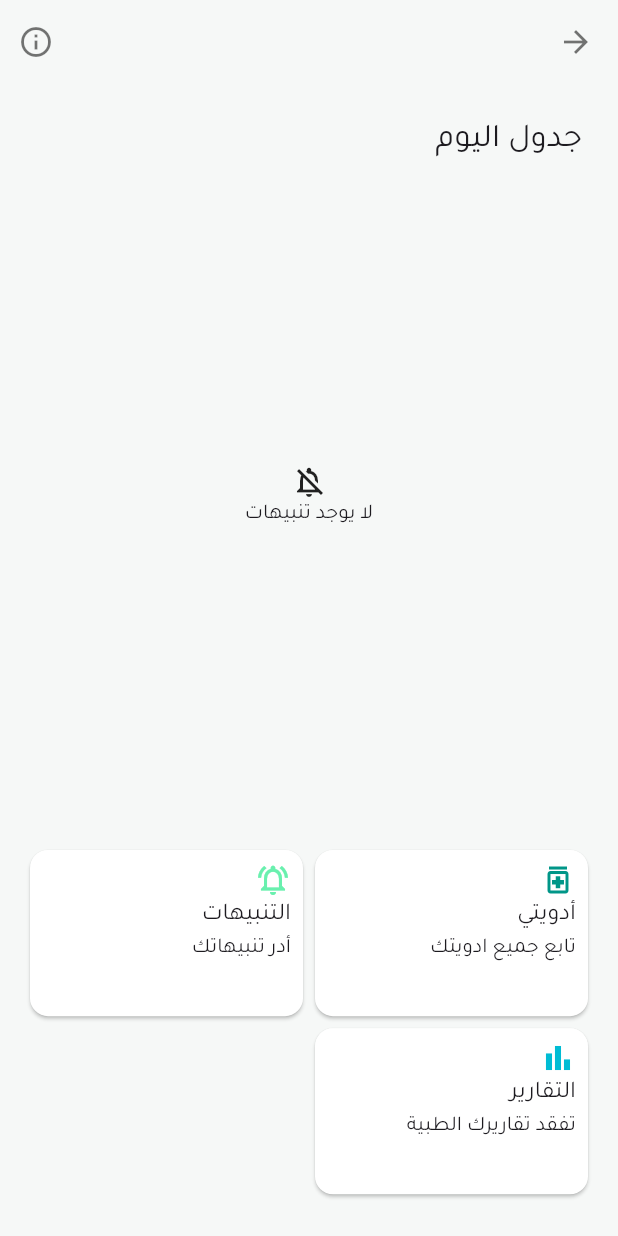
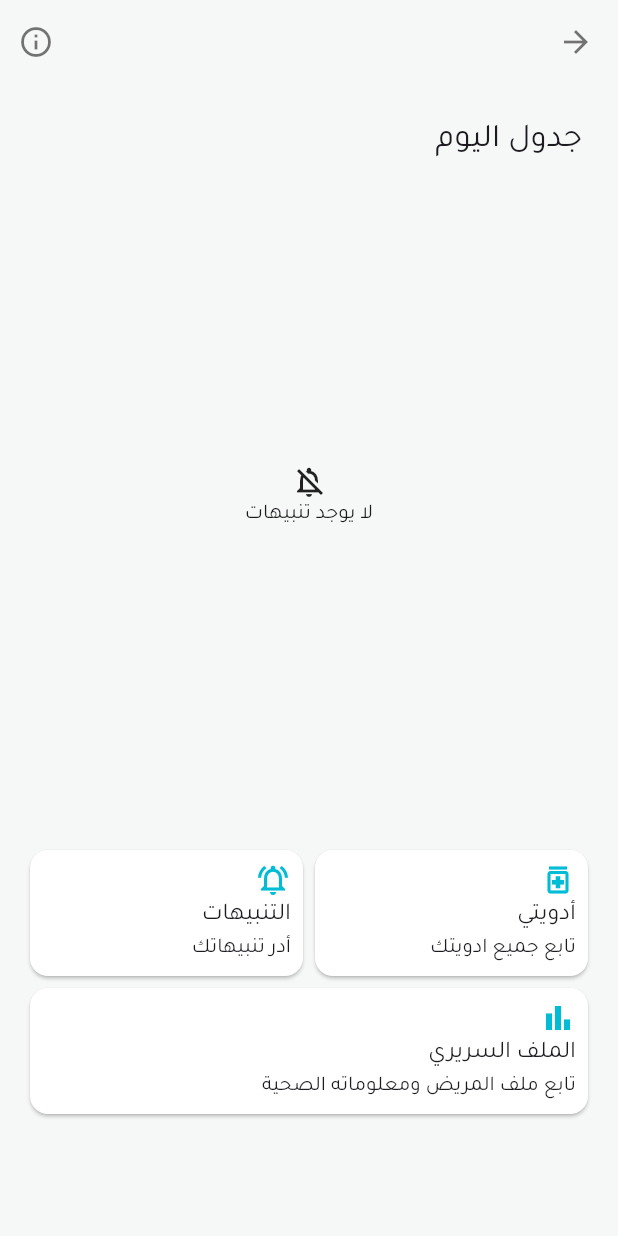
Before and after one commit to anas-iyad-agha/capsule, a Flutter app: the MainScreen screen opened directly, on a phone screen of 412 x 824 dp. Run offline on Flutter 3.47's test engine with Material 3 defaults, Android fonts, the phone set to English and light mode, and no system bars; our stand-ins replace dotted_border, file_picker, flutter_local_notifications, font_awesome_flutter, open_filex, permission_handler and 3 more; missing offline and left inert: alarm; accounts and stored records are empty; statements that could not run were skipped.

Commit message:
changed report screen on the main screen to reflect the change to clinical file

```diff
--- a/lib/main.dart
+++ b/lib/main.dart
@@ -6,7 +6,7 @@ import 'package:Capsule/providers/medicineReminderProvider.dart';
 import 'package:Capsule/providers/reports-provider.dart';
 import 'package:Capsule/screens/about-screen/about-screen.dart';
 import 'package:Capsule/screens/clinical-file-screen/add-report-screen/addReportScreen.dart';
-import 'package:Capsule/screens/clinical-file-screen/reportsScreen.dart';
+import 'package:Capsule/screens/clinical-file-screen/clinical-file-screen.dart';
 import 'package:Capsule/screens/landing/landing-screen.dart';
 import 'package:Capsule/screens/main-screen/main-screen.dart';
 import 'package:Capsule/screens/medicine/add-medicine-screen/addMedicineScreen.dart';
--- a/lib/screens/clinical-file-screen/components/delete-report-dialog.dart
+++ b/lib/screens/clinical-file-screen/components/delete-report-dialog.dart
@@ -1,6 +1,6 @@
 import 'package:Capsule/models/report.dart';
 import 'package:Capsule/providers/reports-provider.dart';
-import 'package:Capsule/screens/clinical-file-screen/reportsScreen.dart';
+import 'package:Capsule/screens/clinical-file-screen/clinical-file-screen.dart';
 import 'package:flutter/material.dart';
 import 'package:provider/provider.dart';
 
--- a/lib/screens/main-screen/components/service-navigation-card.dart
+++ b/lib/screens/main-screen/components/service-navigation-card.dart
@@ -3,15 +3,15 @@ import 'package:flutter/material.dart';
 class ServiceNavigationCard extends StatelessWidget {
   final String route;
   final IconData icon;
-  final Color color;
   final String title;
   final String description;
+  final double? width;
   const ServiceNavigationCard({
     required this.title,
     required this.route,
     required this.description,
     required this.icon,
-    required this.color,
+    this.width,
     super.key,
   });
 
@@ -27,7 +27,7 @@ class ServiceNavigationCard extends StatelessWidget {
           child: Column(
             crossAxisAlignment: CrossAxisAlignment.start,
             children: [
-              Icon(icon, color: color),
+              Icon(icon, color: Colors.cyan),
               Text(title, style: Theme.of(context).textTheme.titleMedium),
               Text(description),
             ],
--- a/lib/screens/main-screen/main-screen.dart
+++ b/lib/screens/main-screen/main-screen.dart
@@ -1,5 +1,5 @@
 import 'package:Capsule/screens/about-screen/about-screen.dart';
-import 'package:Capsule/screens/clinical-file-screen/reportsScreen.dart';
+import 'package:Capsule/screens/clinical-file-screen/clinical-file-screen.dart';
 import 'package:Capsule/screens/main-screen/components/service-navigation-card.dart';
 import 'package:Capsule/screens/main-screen/components/today-schedule.dart';
 import 'package:Capsule/screens/medicine/medicine-screen.dart';
@@ -29,33 +29,39 @@ class MainScreen extends StatelessWidget {
           children: [
             Expanded(flex: 2, child: TodaySchedule()),
             Expanded(
-              child: GridView.count(
-                crossAxisCount: 2,
-                shrinkWrap: true,
-                childAspectRatio: 1.6,
-
-                physics: NeverScrollableScrollPhysics(),
+              child: Column(
                 children: [
-                  ServiceNavigationCard(
+                  Row(
+                    children: [
+                      Expanded(
+                        child: ServiceNavigationCard(
                           route: MedicineScreen.route,
                           title: 'أدويتي',
                           description: 'تابع جميع ادويتك',
                           icon: Icons.medication_outlined,
-                    color: Colors.teal,
                         ),
-                  ServiceNavigationCard(
+                      ),
+                      Expanded(
+                        child: ServiceNavigationCard(
                           route: RemindersScreen.route,
                           title: 'التنبيهات',
                           icon: Icons.notifications_on_outlined,
-                    color: Colors.greenAccent,
                           description: 'أدر تنبيهاتك',
                         ),
-                  ServiceNavigationCard(
+                      ),
+                    ],
+                  ),
+                  Row(
+                    children: [
+                      Expanded(
+                        child: ServiceNavigationCard(
                           route: ClinicalFileScreen.route,
-                    title: 'التقارير',
+                          title: 'الملف السريري',
                           icon: Icons.bar_chart_outlined,
-                    color: Colors.cyan,
-                    description: 'تفقد تقاريرك الطبية',
+                          description: 'تابع ملف المريض ومعلوماته الصحية',
+                        ),
+                      ),
+                    ],
                   ),
                 ],
               ),
```
Also changed, not shown: lib/screens/clinical-file-screen/clinical-file-screen.dart (renamed from lib/screens/clinical-file-screen/reportsScreen.dart). Lines whose indentation alone changed are shown as unchanged.
